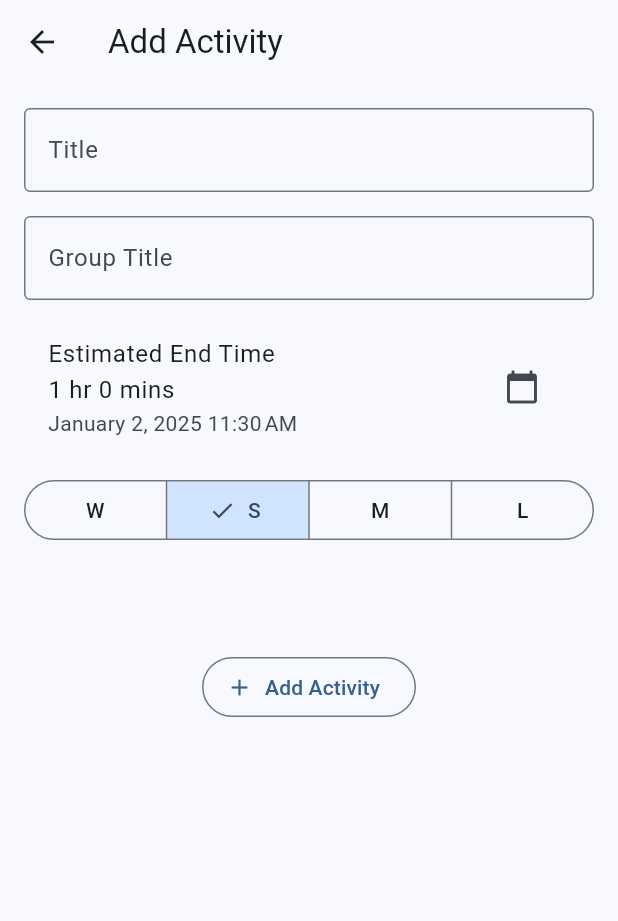
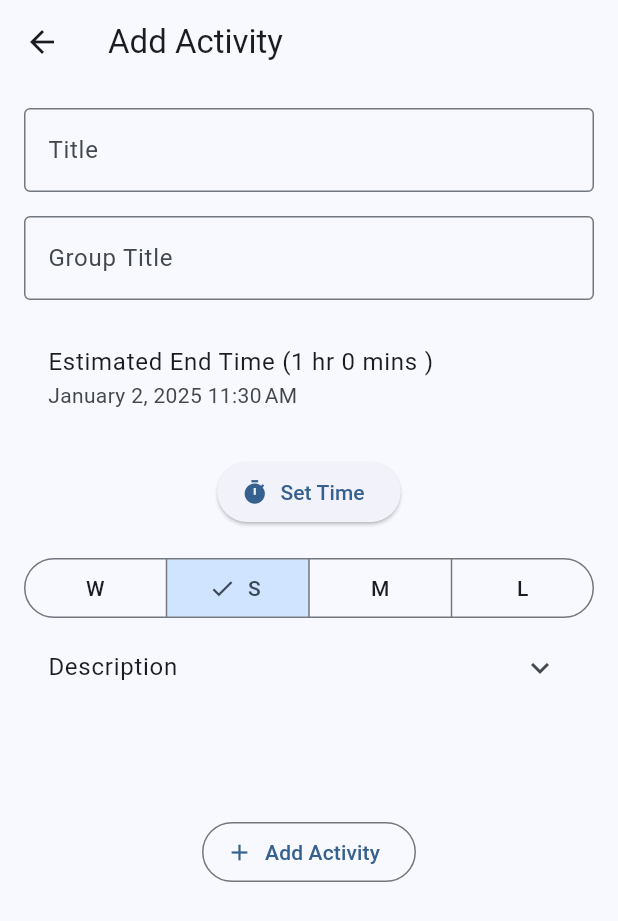
Before and after one commit to HaseebKahn365/my_activities, a Flutter app: the screen it shows after launch, after a tap on "Add Activity", on a phone screen of 412 x 824 dp. Shown: the top 921 px of the screen. Run offline on Flutter 3.47's test engine with Material 3 defaults, Android fonts, the phone set to English and light mode, and no system bars; our stand-ins replace fl_chart, flutter_animate, jiffy, shared_preferences, sqflite; missing offline and left inert: duration_picker; accounts and stored records are empty.

Commit message:
big breaking changes
added description to the activity on the fly

```diff
--- a/lib/providers/providers.dart
+++ b/lib/providers/providers.dart
@@ -12,6 +12,8 @@ final themeProvider = ThemeProvider();
 final sharedPrefActivitiesProvider = SharedPrefActivities();
 final databaseActivitiesProvider = DatabaseActivities();
 
+//now we need to also take and optional parameter of description for done activity into account
+
 class DoneActivity {
   final String title;
   final String groupTitle;
@@ -19,6 +21,7 @@ class DoneActivity {
   final DateTime estimatedEndTime;
   final DateTime finishTime;
   final Category category;
+  final String? description;
 
   DoneActivity({
     required this.title,
@@ -27,6 +30,7 @@ class DoneActivity {
     required this.estimatedEndTime,
     required this.finishTime,
     required this.category,
+    this.description,
   });
 }
 
@@ -45,7 +49,7 @@ class DatabaseActivities extends ChangeNotifier {
     String path = pathProvider.join(await getDatabasesPath(), 'activities.db');
     return await openDatabase(
       path,
-      version: 1,
+      version: 2, // Increment version number
       onCreate: (Database db, int version) async {
         await db.execute('''
           CREATE TABLE activities(
@@ -55,9 +59,17 @@ class DatabaseActivities extends ChangeNotifier {
             startTime TEXT NOT NULL,
             estimatedEndTime TEXT NOT NULL,
             finishTime TEXT NOT NULL,
-            category TEXT NOT NULL
+            category TEXT NOT NULL,
+            description TEXT
           )
         ''');
+      },
+      onUpgrade: (Database db, int oldVersion, int newVersion) async {
+        log('Upgrading database from version $oldVersion to $newVersion');
+        if (oldVersion < 2) {
+          // Add description column to existing table
+          await db.execute('ALTER TABLE activities ADD COLUMN description TEXT');
+        }
       },
     );
   }
@@ -73,7 +85,8 @@ class DatabaseActivities extends ChangeNotifier {
         'startTime': activity.startTime.toIso8601String(),
         'estimatedEndTime': activity.estimatedEndTime.toIso8601String(),
         'finishTime': activity.finishTime.toIso8601String(),
-        'category': activity.category.toString(), // Using .name to get the enum value as string
+        'category': activity.category.toString(),
+        'description': activity.description,
       },
       conflictAlgorithm: ConflictAlgorithm.replace,
     );
@@ -98,8 +111,9 @@ class DatabaseActivities extends ChangeNotifier {
               finishTime: DateTime.parse(map['finishTime']),
               category: Category.values.firstWhere(
                 (e) => e.name == map['category'],
-                orElse: () => Category.w, // Default to 'w' if not found
+                orElse: () => Category.w,
               ),
+              description: map['description'],
             ))
         .toList();
     printActivities();
@@ -107,25 +121,10 @@ class DatabaseActivities extends ChangeNotifier {
     notifyListeners();
   }
 
-  Category getCategory(String category) {
-    switch (category) {
-      case 'w':
-        return Category.w;
-
-      case 's':
-        return Category.s;
-      case 'm':
-        return Category.m;
-
-      default:
-        return Category.w;
-    }
-  }
-
-  // Save current activities to database (useful for bulk updates)
+  // Save current activities to database
   Future<void> saveToDb() async {
     final db = await database;
-    await db.delete('activities'); // Clear existing data
+    await db.delete('activities');
 
     for (var activity in activities) {
       await db.insert(
@@ -136,27 +135,12 @@ class DatabaseActivities extends ChangeNotifier {
           'startTime': activity.startTime.toIso8601String(),
           'estimatedEndTime': activity.estimatedEndTime.toIso8601String(),
           'finishTime': activity.finishTime.toIso8601String(),
-          'category': activity.category.name, // Using .name to get the enum value as string
+          'category': activity.category.name,
+          'description': activity.description,
         },
       );
     }
   }
-
-  // Delete an activity
-  Future<void> deleteActivity(DoneActivity activity) async {
-    final db = await database;
-    await db.delete(
-      'activities',
-      where: 'title = ? AND startTime = ?',
-      whereArgs: [activity.title, activity.startTime.toIso8601String()],
-    );
-
-    activities.removeWhere((a) => a.title == activity.title && a.startTime == activity.startTime);
-    notifyListeners();
-  }
-
-  // Get activity count
-  int get count => activities.length;
 
   // Query activities by category
   Future<List<DoneActivity>> getActivitiesByCategory(Category category) async {
@@ -175,28 +159,50 @@ class DatabaseActivities extends ChangeNotifier {
               estimatedEndTime: DateTime.parse(map['estimatedEndTime']),
               finishTime: DateTime.parse(map['finishTime']),
               category: getCategory(map['category']),
+              description: map['description'],
             ))
         .toList();
   }
 
-  //method to print the activities in the database
-  void printActivities() async {
-    final db = await database;
-    final List<Map<String, dynamic>> maps = await db.query('activities');
-    log(maps.toString());
+  //get category from string
+  Category getCategory(String category) {
+    switch (category) {
+      case 'w':
+        return Category.w;
+      case 's':
+        return Category.s;
+      case 'm':
+        return Category.m;
+      case 'l':
+        return Category.l;
+      default:
+        return Category.w;
+    }
   }
 
-  //delete all activities by group title
+  // Print all activities
+
+  void printActivities() {
+    for (var activity in activities) {
+      log('Activity: ${activity.title}');
+    }
+  }
+
+  //delete activities by group title
   Future<void> deleteActivitiesByGroupTitle(String groupTitle) async {
     log('Deleting activities with group title: $groupTitle');
     final db = await database;
-    await db.delete(
-      'activities',
-      where: 'groupTitle = ?',
-      whereArgs: [groupTitle],
-    );
+    await db.delete('activities', where: 'groupTitle = ?', whereArgs: [groupTitle]);
+    activities.removeWhere((activity) => activity.groupTitle == groupTitle);
+    notifyListeners();
+  }
 
-    activities.removeWhere((a) => a.groupTitle == groupTitle);
+  //delete single activity
+  Future<void> deleteActivity(DoneActivity activity) async {
+    log('Deleting activity: ${activity.title}');
+    final db = await database;
+    await db.delete('activities', where: 'groupTitle = ? AND title = ?', whereArgs: [activity.groupTitle, activity.title]);
+    activities.removeWhere((act) => act.title == activity.title && act.groupTitle == activity.groupTitle);
     notifyListeners();
   }
 }
--- a/lib/screens/active_activities.dart
+++ b/lib/screens/active_activities.dart
@@ -8,11 +8,13 @@ import 'package:provider/provider.dart';
 import 'package:shared_preferences/shared_preferences.dart';
 
 class ActiveActivity {
+  //we need to add optional description to the activity
   final String title;
-  final String groupTitle;
+  String groupTitle;
   final DateTime startTime;
   final DateTime estimatedEndTime;
   final Category category;
+  String? description;
 
   ActiveActivity({
     required this.title,
@@ -20,6 +22,7 @@ class ActiveActivity {
     required this.startTime,
     required this.estimatedEndTime,
     required this.category,
+    this.description,
   });
 
   String toStr() {
@@ -29,7 +32,8 @@ class ActiveActivity {
     // Convert all the datetimes to milliseconds since epoch
     final startTime = this.startTime.millisecondsSinceEpoch;
     final estimatedEndTime = this.estimatedEndTime.millisecondsSinceEpoch;
-    return '$title,$groupTitle,$startTime,$estimatedEndTime,${category.index}@';
+    final description = this.description ?? '';
+    return '$title,$groupTitle,$startTime,$estimatedEndTime,${category.index},$description@';
   }
 
   // Factory constructor for creating ActiveActivity from string making sure to use @ as the delimiter
@@ -37,17 +41,20 @@ class ActiveActivity {
     final parts = str.split(',');
     final title = parts[0].replaceAll('-', '@');
     final groupTitle = parts[1].replaceAll('-', '@');
+
     final startMSE = int.parse(parts[2]);
     final endMSE = int.parse(parts[3]);
     final startTime = DateTime.fromMillisecondsSinceEpoch(startMSE);
     final estimatedEndTime = DateTime.fromMillisecondsSinceEpoch(endMSE);
     final category = Category.values[int.parse(parts[4].substring(0, 1))];
+    final description = parts[5].substring(0, parts[5].length - 1);
     return ActiveActivity(
       title: title,
       groupTitle: groupTitle,
       startTime: startTime,
       estimatedEndTime: estimatedEndTime,
       category: category,
+      description: description,
     );
   }
 }
@@ -59,6 +66,13 @@ class SharedPrefActivities extends ChangeNotifier {
 
   void addActivity(ActiveActivity activity) {
     // activities.add(activity);insert the activity to the front
+    //remove the spacing on the right and left of the group title to avoid creation of new groups if the titles are the same
+    log('title length of group before trim: ${activity.title.length}');
+    log('title: ${activity.title}');
+    activity.groupTitle = activity.groupTitle.trim();
+    log('title length of group after trim: ${activity.title.length}');
+    log('title: ${activity.title}');
+
     activities.insert(0, activity);
     saveActivities();
     notifyListeners();
--- a/lib/screens/add_activity.dart
+++ b/lib/screens/add_activity.dart
@@ -1,3 +1,5 @@
+import 'dart:developer';
+
 import 'package:duration_picker/duration_picker.dart';
 import 'package:flutter/material.dart';
 import 'package:flutter/services.dart';
@@ -6,7 +8,9 @@ import 'package:my_activities/providers/providers.dart';
 import 'package:my_activities/screens/active_activities.dart';
 
 class AddActivityScreen extends StatefulWidget {
-  const AddActivityScreen({super.key});
+  final String? groupTitle;
+  const AddActivityScreen({super.key, this.groupTitle});
+  //there should be an optional param to indicate that i am adding a new activity from a group page this way the group title will be prefilled
 
   @override
   _AddActivityScreenState createState() => _AddActivityScreenState();
@@ -16,11 +20,13 @@ class _AddActivityScreenState extends State<AddActivityScreen> {
   final _formKey = GlobalKey<FormState>();
   final _titleController = TextEditingController();
   final _groupTitleController = TextEditingController();
+  final descriptionController = TextEditingController();
   final DateTime _startTime = DateTime.now();
   DateTime _estimatedEndTime = DateTime.now().add(const Duration(hours: 1));
   Category _selectedCategory = Category.s;
   final activeGroups = sharedPrefActivitiesProvider.activities.map((e) => e.groupTitle).toSet();
   final doneGroups = databaseActivitiesProvider.activities.map((e) => e.groupTitle).toSet();
+  String _description = '';
 
   // Add this helper method in the class
   String _formatTimeRemaining(DateTime endTime) {
@@ -101,14 +107,15 @@ class _AddActivityScreenState extends State<AddActivityScreen> {
                   },
                   fieldViewBuilder: (context, textEditingController, focusNode, onFieldSubmitted) {
                     // Synchronize the controllers
+                    final preFilledGroupTitle = widget.groupTitle;
                     textEditingController.text = _groupTitleController.text;
 
                     return TextFormField(
                       controller: textEditingController,
                       focusNode: focusNode,
-                      decoration: const InputDecoration(
-                        labelText: 'Group Title',
-                        border: OutlineInputBorder(),
+                      decoration: InputDecoration(
+                        labelText: preFilledGroupTitle ?? 'Group Title',
+                        border: const OutlineInputBorder(),
                       ),
                       inputFormatters: [
                         FilteringTextInputFormatter.allow(RegExp(r'[a-zA-Z0-9\s]+')),
@@ -125,6 +132,7 @@ class _AddActivityScreenState extends State<AddActivityScreen> {
                           _groupTitleController.text = cleanedText; // Update the controller's value here
                         });
                       },
+                      enabled: widget.groupTitle == null, // Disable if groupTitle is prefilled
                     );
                   },
                   optionsViewBuilder: (context, onSelected, options) {
@@ -161,10 +169,14 @@ class _AddActivityScreenState extends State<AddActivityScreen> {
                 ListTile(
                   //dd-MM-yyyy hh:mm a lets use jiffy to format the date
                   //show (timeago from now using jiffy)
-                  title: Text('Estimated End Time\n${_formatTimeRemaining(_estimatedEndTime)}'),
+                  title: Text('Estimated End Time (${_formatTimeRemaining(_estimatedEndTime)})'),
                   subtitle: Text(Jiffy.parse(_estimatedEndTime.toString()).yMMMMdjm),
-                  trailing: IconButton(
-                    icon: const Icon(Icons.calendar_today),
+                ),
+                const SizedBox(height: 16.0),
+                Container(
+                  child: ElevatedButton.icon(
+                    icon: const Icon(Icons.timer),
+                    label: const Text('Set Time'),
                     onPressed: () async {
                       final picked = await showDurationPicker(
                         context: context,
@@ -178,6 +190,7 @@ class _AddActivityScreenState extends State<AddActivityScreen> {
                     },
                   ),
                 ),
+
                 const SizedBox(height: 16.0),
                 SizedBox(
                   width: 400,
@@ -224,17 +237,55 @@ class _AddActivityScreenState extends State<AddActivityScreen> {
                     ),
                   ),
                 ),
+                //to add an optional description lets use a expansion tile with a textformfield
+
+                //here should be an expansion tile for the description
+                ExpansionTile(
+                  title: const Text('Description'),
+                  children: [
+                    Padding(
+                      padding: const EdgeInsets.symmetric(vertical: 10.0),
+                      child: TextFormField(
+                        controller: descriptionController,
+                        decoration: const InputDecoration(
+                          labelText: 'Description',
+                          border: OutlineInputBorder(),
+                        ),
+                        maxLines: 3,
+                        inputFormatters: [
+                          FilteringTextInputFormatter.allow(RegExp(r'[a-zA-Z0-9\s]')),
+                        ],
+                        onChanged: (value) {
+                          final cleanedText = value.replaceAll(RegExp(r'[^a-zA-Z0-9\s]'), '');
+                          if (value != cleanedText) {
+                            descriptionController.text = cleanedText;
+                            descriptionController.selection = TextSelection.fromPosition(
+                              TextPosition(offset: cleanedText.length),
+                            );
+                          }
+                          setState(() {
+                            log('description: $cleanedText');
+                            _description = cleanedText;
+                          });
+                        },
+                      ),
+                    ),
+                  ],
+                ),
+
                 const SizedBox(height: 70.0),
                 OutlinedButton.icon(
                   icon: const Icon(Icons.add),
                   onPressed: () {
+                    log('description: $_description');
                     if (_formKey.currentState!.validate()) {
                       final newActivity = ActiveActivity(
                         title: _titleController.text,
-                        groupTitle: _groupTitleController.text,
+                        groupTitle: widget.groupTitle ?? _groupTitleController.text,
                         startTime: _startTime,
                         estimatedEndTime: _estimatedEndTime,
                         category: _selectedCategory,
+                        description: _description,
                       );
                       sharedPrefActivitiesProvider.addActivity(newActivity);
                       Navigator.pop(context);
```
Also changed, not shown: lib/screens/groups.dart (+11 -0 lines).
